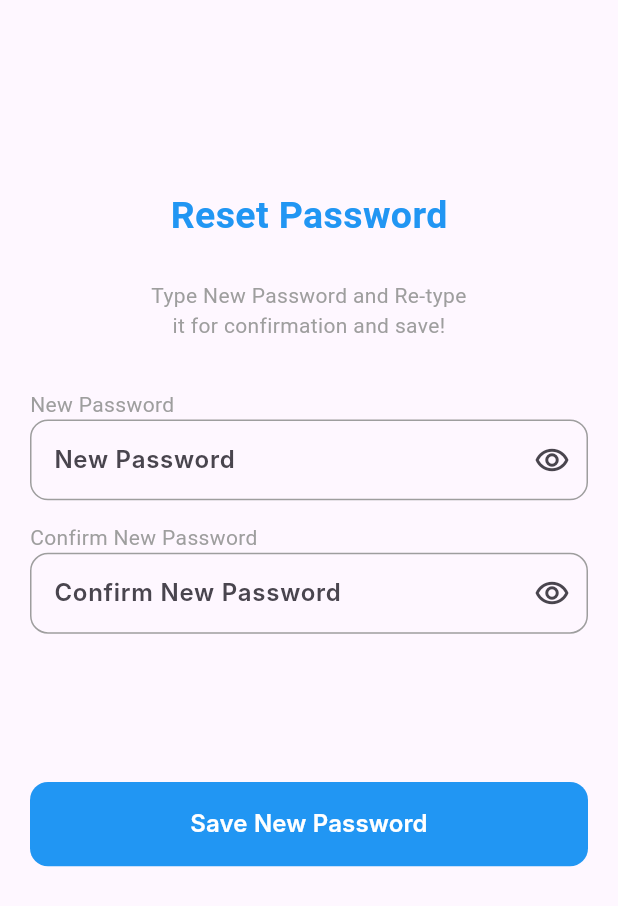
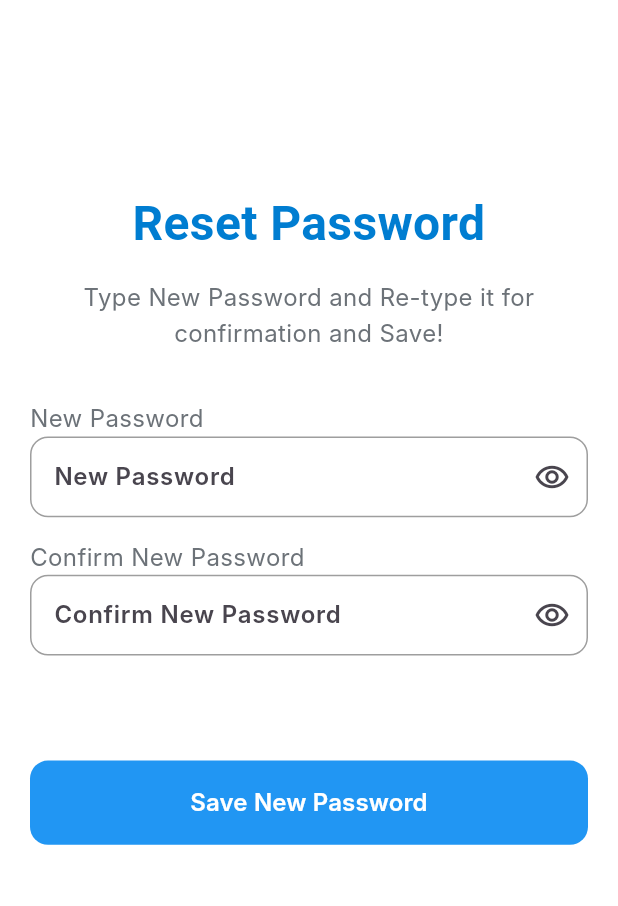
Before and after one commit to ad-ng/nearme_fn, a Flutter app: the PasswordResetPage screen opened by its route, on a phone screen of 412 x 824 dp. Shown: the top 906 px of the screen. Run offline on Flutter 3.47's test engine with Material 3 defaults, Android fonts, the light colour scheme and no system bars; our stand-ins replace flutter_svg, go_router, intl_phone_field; Roboto replaces fonts that are missing (Inter, Urbanist).

Commit message:
fixing password reset page

```diff
--- a/lib/features/auth/presentation/pages/passwordResetPage.dart
+++ b/lib/features/auth/presentation/pages/passwordResetPage.dart
@@ -8,37 +8,64 @@ class PasswordResetPage extends StatelessWidget {
   @override
   Widget build(BuildContext context) {
     return Scaffold(
-      appBar: AppBar(),
+      backgroundColor: Colors.white,
+      appBar: AppBar(backgroundColor: Colors.white),
       body: Padding(
         padding: const EdgeInsets.symmetric(horizontal: 20, vertical: 70),
         child: Column(
           crossAxisAlignment: CrossAxisAlignment.start,
           children: [
-            Center(
+            const Center(
               child: Text(
                 'Reset Password',
+                textAlign: TextAlign.center,
                 style: TextStyle(
-                  color: Colors.blue,
-                  fontWeight: FontWeight.bold,
-                  fontSize: 25,
+                  color: Color(0xFF007DD1),
+                  fontSize: 32,
+                  fontFamily: 'Urbanist',
+                  fontWeight: FontWeight.w700,
                 ),
               ),
             ),
-            SizedBox(height: MediaQuery.of(context).size.height * 0.03),
-            Center(
+            const SizedBox(height: 14),
+            const Center(
               child: Text(
+                'Type New Password and Re-type it for confirmation and Save!',
                 textAlign: TextAlign.center,
-                'Type New Password and Re-type \nit for confirmation and save!',
-                style: TextStyle(color: Colors.grey),
+                style: TextStyle(
+                  color: Color(0xFF6C7278),
+                  fontSize: 16,
+                  fontFamily: 'Inter',
+                  fontWeight: FontWeight.w400,
+                  height: 1.50,
+                ),
               ),
             ),
             SizedBox(height: MediaQuery.of(context).size.height * 0.04),
-            Text('New Password', style: TextStyle(color: Colors.grey)),
-            MyTextField(hint: 'New Password', isPassword: true),
-            SizedBox(height: 15),
-            Text('Confirm New Password', style: TextStyle(color: Colors.grey)),
-            MyTextField(hint: 'Confirm New Password', isPassword: true),
-            SizedBox(height: MediaQuery.of(context).size.height * 0.12),
+            const Text(
+              'New Password',
+              style: TextStyle(
+                color: Color(0xFF6C7278),
+                fontSize: 16,
+                fontFamily: 'Inter',
+                fontWeight: FontWeight.w400,
+                height: 1.50,
+              ),
+            ),
+            const MyTextField(hint: 'New Password', isPassword: true),
+            const SizedBox(height: 14.3),
+            const Text(
+              'Confirm New Password',
+              style: TextStyle(
+                color: Color(0xFF6C7278),
+                fontSize: 16,
+                fontFamily: 'Inter',
+                fontWeight: FontWeight.w400,
+                height: 1.50,
+              ),
+            ),
+            const MyTextField(hint: 'Confirm New Password', isPassword: true),
+            const SizedBox(height: 70),
             MyButton(nameOfAction: 'Save New Password', actionToPerform: () {}),
           ],
         ),
```
